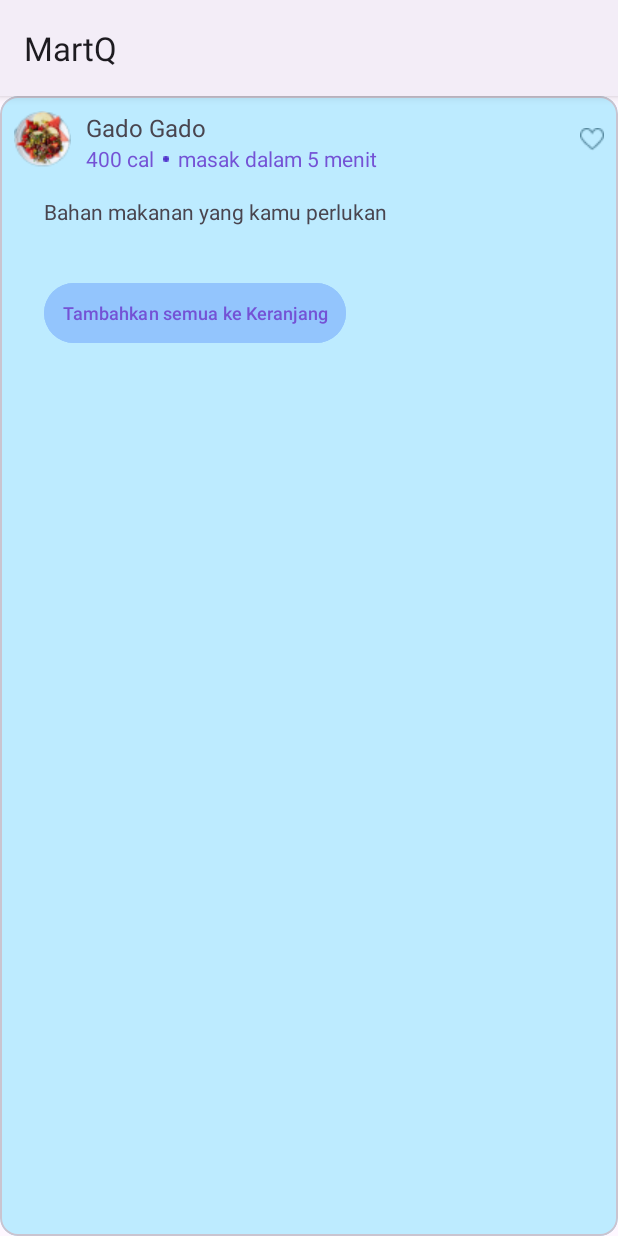
After one commit to Mart-Q/android-app, an Android app: the RecipeActivity screen opened directly, with no data from a screen before it, on a phone screen of 412 x 824 dp. The commit adds this screen. Run offline under Robolectric (Android 15) with nearby library versions, the phone set to English and light mode, and no system bars; network calls fail.

Commit message:
feat: daily recommendation

```diff
--- a/app/src/main/AndroidManifest.xml
+++ b/app/src/main/AndroidManifest.xml
@@ -6,8 +6,6 @@
     <uses-permission android:name="android.permission.ACCESS_NETWORK_STATE" />
 
     <application
-        android:usesCleartextTraffic="true"
-
         android:allowBackup="true"
         android:dataExtractionRules="@xml/data_extraction_rules"
         android:fullBackupContent="@xml/backup_rules"
@@ -16,7 +14,11 @@
         android:roundIcon="@mipmap/ic_launcher_round"
         android:supportsRtl="true"
         android:theme="@style/Theme.MartQ"
+        android:usesCleartextTraffic="true"
         tools:targetApi="31">
+        <activity
+            android:name=".ui.recipe.RecipeActivity"
+            android:exported="false" />
         <activity
             android:name=".ui.productDetail.ProductDetailActivity"
             android:exported="false" />
--- a/app/src/main/java/com/bangkit/martq/factory/ViewModelFactory.kt
+++ b/app/src/main/java/com/bangkit/martq/factory/ViewModelFactory.kt
@@ -7,6 +7,7 @@ import com.bangkit.martq.di.Injection
 import com.bangkit.martq.repository.ProductCategoryRepository
 import com.bangkit.martq.repository.ProductRepository
 import com.bangkit.martq.ui.home.HomeViewModel
+import com.bangkit.martq.ui.recipe.RecipeViewModel
 
 class ViewModelFactory(private val productRepo: ProductRepository, private val categoryRepo: ProductCategoryRepository) : ViewModelProvider.NewInstanceFactory() {
     @Suppress("UNCHECKED_CAST")
@@ -14,6 +15,9 @@ class ViewModelFactory(private val productRepo: ProductRepository, private val c
         return when {
             modelClass.isAssignableFrom(HomeViewModel::class.java) -> {
                 HomeViewModel(productRepo, categoryRepo) as T
+            }
+            modelClass.isAssignableFrom(RecipeViewModel::class.java) -> {
+                RecipeViewModel(productRepo) as T
             }
             else -> throw IllegalArgumentException("Unknown ViewModel class: " + modelClass.name)
         }
--- /dev/null
+++ b/app/src/main/java/com/bangkit/martq/ui/recipe/RecipeActivity.kt
@@ -0,0 +1,19 @@
+package com.bangkit.martq.ui.recipe
+
+import android.os.Bundle
+import androidx.appcompat.app.AppCompatActivity
+import com.bangkit.martq.databinding.ActivityRecipeBinding
+
+
+class RecipeActivity : AppCompatActivity() {
+
+    private lateinit var binding: ActivityRecipeBinding
+
+    override fun onCreate(savedInstanceState: Bundle?) {
+        super.onCreate(savedInstanceState)
+        binding = ActivityRecipeBinding.inflate(layoutInflater)
+        setContentView(binding.root)
+
+        //TODO: get data from ML model
+    }
+}
--- /dev/null
+++ b/app/src/main/res/layout/activity_recipe.xml
@@ -0,0 +1,109 @@
+<?xml version="1.0" encoding="utf-8"?>
+<com.google.android.material.card.MaterialCardView xmlns:android="http://schemas.android.com/apk/res/android"
+    xmlns:app="http://schemas.android.com/apk/res-auto"
+    xmlns:tools="http://schemas.android.com/tools"
+    android:id="@+id/card_daily_recipe"
+    android:layout_width="match_parent"
+    android:layout_height="wrap_content"
+    android:backgroundTint="@color/light_blue"
+    app:layout_constraintTop_toBottomOf="@id/tv_section_daily_recom">
+
+    <androidx.constraintlayout.widget.ConstraintLayout
+        android:layout_width="match_parent"
+        android:layout_height="match_parent"
+        android:paddingHorizontal="9dp"
+        android:paddingVertical="10dp">
+
+        <ImageView
+            android:id="@+id/iv_daily_recipe"
+            android:layout_width="38dp"
+            android:layout_height="38dp"
+            android:scaleType="centerCrop"
+            android:src="@drawable/dummy_food"
+            app:layout_constraintStart_toStartOf="parent"
+            app:layout_constraintTop_toTopOf="parent" />
+
+        <TextView
+            android:id="@+id/tv_recipe_name"
+            android:layout_width="wrap_content"
+            android:layout_height="wrap_content"
+            android:layout_marginStart="10dp"
+            android:text="@string/placeholder_recipe_name"
+            android:textSize="16dp"
+            app:layout_constraintStart_toEndOf="@id/iv_daily_recipe"
+            app:layout_constraintTop_toTopOf="parent" />
+
+        <TextView
+            android:id="@+id/tv_daily_recom_recipe_calories"
+            android:layout_width="wrap_content"
+            android:layout_height="wrap_content"
+            android:text="@string/placeholder_recipe_calories"
+            android:textColor="@color/purple"
+            android:textSize="14sp"
+            app:layout_constraintStart_toStartOf="@id/tv_recipe_name"
+            app:layout_constraintTop_toBottomOf="@id/tv_recipe_name" />
+
+        <ImageView
+            android:id="@+id/dot"
+            android:layout_width="wrap_content"
+            android:layout_height="wrap_content"
+            android:layout_marginStart="6dp"
+            android:src="@drawable/dot"
+            app:layout_constraintBottom_toBottomOf="@id/tv_daily_recom_recipe_calories"
+            app:layout_constraintStart_toEndOf="@id/tv_daily_recom_recipe_calories"
+            app:layout_constraintTop_toTopOf="@id/tv_daily_recom_recipe_calories" />
+
+        <TextView
+            android:id="@+id/tv_daily_recom_recipe_cooking_time"
+            android:layout_width="wrap_content"
+            android:layout_height="wrap_content"
+            android:layout_marginStart="6dp"
+            android:text="@string/placeholder_recipe_cooking_time"
+            android:textColor="@color/purple"
+            android:textSize="14sp"
+            app:layout_constraintStart_toEndOf="@id/dot"
+            app:layout_constraintTop_toBottomOf="@id/tv_recipe_name" />
+
+        <ImageButton
+            android:id="@+id/btn_add_to_favorite"
+            android:layout_width="wrap_content"
+            android:layout_height="wrap_content"
+            app:layout_constraintTop_toTopOf="@id/iv_daily_recipe"
+            app:layout_constraintBottom_toBottomOf="@id/iv_daily_recipe"
+            app:layout_constraintEnd_toEndOf="parent"
+            android:background="@drawable/btn_fav_inavtive" />
+
+        <TextView
+            android:id="@+id/tv_section_bahan_makanan"
+            android:layout_width="match_parent"
+            android:layout_height="wrap_content"
+            android:layout_marginHorizontal="20dp"
+            android:paddingTop="16dp"
+            android:text="@string/section_daily_recipe_recom_products"
+            app:layout_constraintTop_toBottomOf="@id/tv_daily_recom_recipe_calories" />
+
+        <androidx.recyclerview.widget.RecyclerView
+            android:id="@+id/rv_product_list"
+            android:layout_width="match_parent"
+            android:layout_height="wrap_content"
+            android:layout_marginTop="14dp"
+            android:layout_marginHorizontal="24dp"
+            app:layout_constraintTop_toBottomOf="@id/tv_section_bahan_makanan"
+            tools:itemCount="4"
+            tools:listitem="@layout/item_cart_product" />
+
+        <Button
+            android:id="@+id/btn_add_to_cart"
+            android:layout_width="0dp"
+            android:layout_height="wrap_content"
+            android:backgroundTint="@color/blue"
+            android:textColor="@color/purple"
+            android:textSize="12sp"
+            android:layout_marginTop="20dp"
+            android:paddingHorizontal="12dp"
+            app:layout_constraintTop_toBottomOf="@id/rv_product_list"
+            app:layout_constraintStart_toStartOf="@id/tv_section_bahan_makanan"
+            android:text="Tambahkan semua ke Keranjang"/>
+
+    </androidx.constraintlayout.widget.ConstraintLayout>
+</com.google.android.material.card.MaterialCardView>
--- a/app/src/main/res/values/strings.xml
+++ b/app/src/main/res/values/strings.xml
@@ -31,4 +31,5 @@
     <string name="title_explore">Explore</string>
     <string name="nav_explore_title">Lihat inspirasi masakan dari bahan makanan yang kamu punya!</string>
     <string name="section_products_homepage">Untuk kamu</string>
+    <string name="section_daily_recipe_recom_products">Bahan makanan yang kamu perlukan</string>
 </resources>
```
Also changed, not shown: app/src/main/java/com/bangkit/martq/ui/home/HomeFragment.kt (+23 -2 lines), app/src/main/java/com/bangkit/martq/ui/recipe/RecipeViewModel.kt (added, +36 -0 lines), app/src/main/res/layout/fragment_home.xml (+64 -3 lines).
